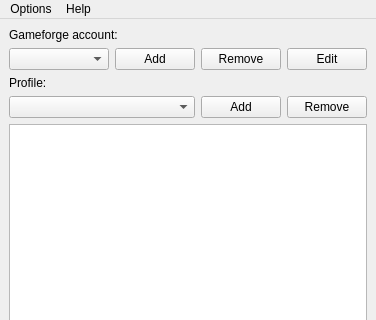
First picture: the form in Launcher/src/gui/mainwindow.ui, repository hatz2/GflessClient, before the edit; both pictures show x 0 to 376 and y 0 to 320 of the 376 by 466 pixel window.
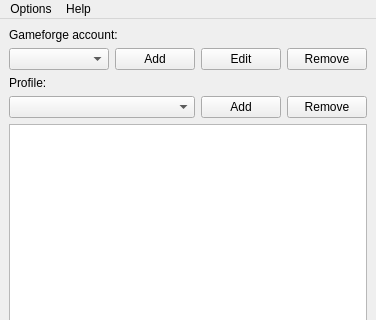
Second picture: the form after the edit. Icons and pictures are not drawn.

Commit message:
feat: import/export accounts, iovation retries and NoIP polish
Add accounts.json export/import with custom exe remap, safer remove confirm, edit identity browse, and harden login against intermittent iovation 403s.

```diff
--- a/Launcher/src/gui/mainwindow.ui
+++ b/Launcher/src/gui/mainwindow.ui
@@ -40,13 +40,6 @@
           </property>
          </widget>
         </item>
-        <item>
-         <widget class="QPushButton" name="removeGameforgeAccountButton">
-          <property name="text">
-           <string>Remove</string>
-          </property>
-         </widget>
-        </item>
         <item>
          <widget class="QPushButton" name="editGameforgeAccountButton">
           <property name="text">
@@ -54,6 +47,13 @@
           </property>
          </widget>
         </item>
+        <item>
+         <widget class="QPushButton" name="removeGameforgeAccountButton">
+          <property name="text">
+           <string>Remove</string>
+          </property>
+         </widget>
+        </item>
        </layout>
       </item>
       <item>
```
Left out of the diff: 13 changed lines with no effect on the pictures. The commit also changes 12 other files.
